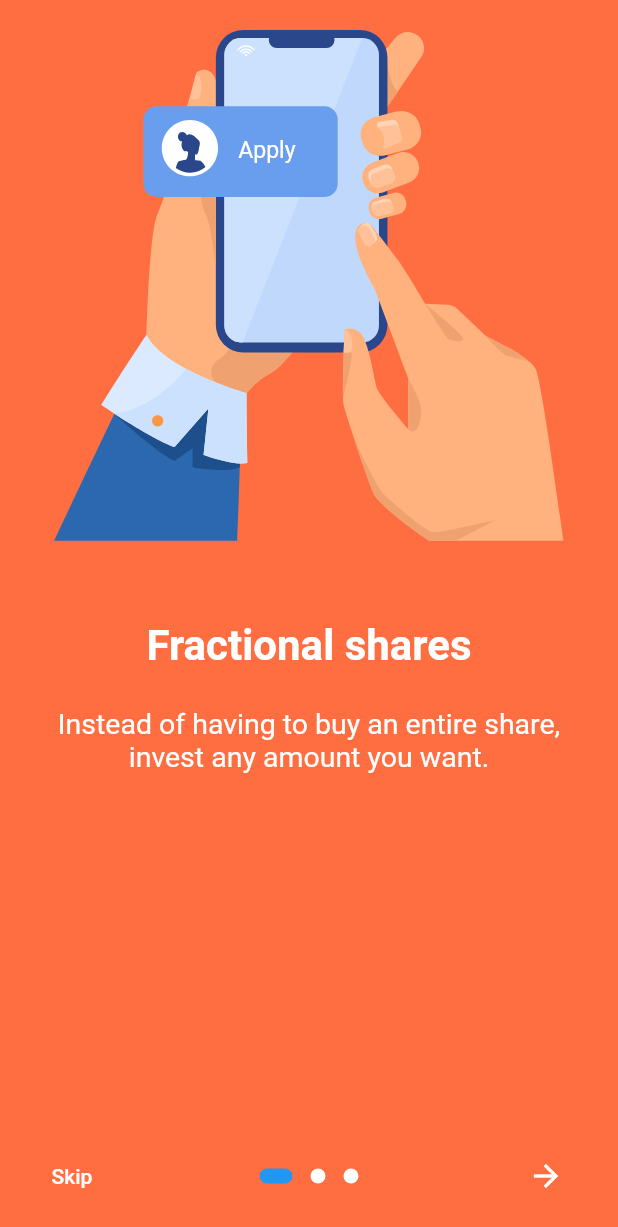
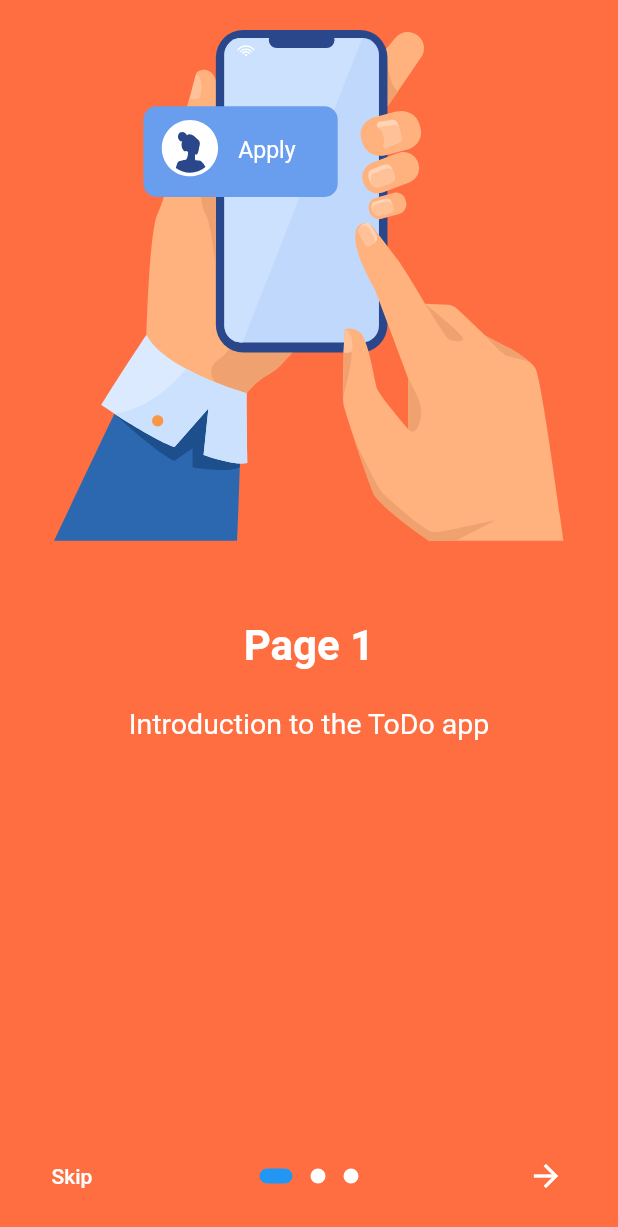
Before and after one commit to VinayBorkar/assignment_project, a Flutter app: the screen it shows after launch, on a phone screen of 412 x 824 dp. Shown: the top 1227 px of the screen. Run offline on Flutter 3.47's test engine with Material 2 defaults, Android fonts, the light colour scheme and no system bars; drawn by our look-alikes of introduction_screen; our stand-ins replace date_format, flutter_slidable, flutter_svg; missing offline and left inert: notification_permissions.

Commit message:
removed commented codes

```diff
--- a/lib/screens/initial_screen.dart
+++ b/lib/screens/initial_screen.dart
@@ -59,7 +59,6 @@ class _InitialScreenState extends State<InitialScreen> {
         firstDate: DateTime(2015),
         lastDate: DateTime(2101));
     if (picked != null) {
-      print(picked);
       _selectTime(context);
       setState(() {
         selectedDate = picked;
@@ -128,7 +127,7 @@ class _InitialScreenState extends State<InitialScreen> {
                       children: [
                         SlidableAction(
                           onPressed: doNothing,
-                          icon: Icons.accessible_forward_sharp,
+                          icon: Icons.arrow_forward_outlined,
                           foregroundColor: Colors.green,
                           backgroundColor: Colors.black,
                         )
--- a/lib/screens/intro_screen.dart
+++ b/lib/screens/intro_screen.dart
@@ -13,18 +13,13 @@ class IntroScreen extends StatefulWidget {
 class _IntroScreenState extends State<IntroScreen> {
   PageDecoration pageDecoration = const PageDecoration(
     titleTextStyle: TextStyle(
-        fontSize: 28.0,
-        fontWeight: FontWeight.w700,
-        color: Colors.white), //tile font size, weight and color
+        fontSize: 28.0, fontWeight: FontWeight.w700, color: Colors.white),
     bodyTextStyle: TextStyle(fontSize: 19.0, color: Colors.white),
-    //body text size and color
     descriptionPadding: EdgeInsets.fromLTRB(16.0, 0.0, 16.0, 16.0),
-    //decription padding
-    imagePadding: EdgeInsets.all(20), //image padding
+    imagePadding: EdgeInsets.all(20),
   );
 
   Widget introImage(String assetName) {
-    //widget to show intro image
     return Align(
       child: SvgPicture.asset(assetName, width: 350.0),
       alignment: Alignment.bottomCenter,
@@ -36,8 +31,6 @@ class _IntroScreenState extends State<IntroScreen> {
         MaterialPageRoute(builder: (context) {
       return InitialScreen();
     }), (Route<dynamic> route) => false);
-    //Navigate to home page and remove the intro screen history
-    //so that "Back" button wont work.
   }
 
   @override
@@ -45,36 +38,28 @@ class _IntroScreenState extends State<IntroScreen> {
     return IntroductionScreen(
       key: UniqueKey(),
       globalBackgroundColor: Colors.deepOrangeAccent,
-      //main background of screen
       pages: [
-        //set your page view here
         PageViewModel(
-          title: "Fractional shares",
-          body:
-              "Instead of having to buy an entire share, invest any amount you want.",
+          title: "Page 1",
+          body: "Introduction to the ToDo app",
           image: introImage('assets/onboarding_1.svg'),
           decoration: pageDecoration,
         ),
         PageViewModel(
-          title: "Fractional shares",
-          body:
-              "Instead of having to buy an entire share, invest any amount you want.",
+          title: "Page 2",
+          body: "Introduction to the ToDo app",
           image: introImage('assets/onboarding_2.svg'),
           decoration: pageDecoration,
         ),
         PageViewModel(
-          title: "Fractional shares",
-          body:
-              "Instead of having to buy an entire share, invest any amount you want.",
+          title: "Page 3",
+          body: "Introduction to the ToDo app",
           image: introImage('assets/onboarding_3.svg'),
           decoration: pageDecoration,
         ),
-
-        //add more screen here
       ],
-
-      onDone: () => goHomepage(context), //go to home page on done
-      onSkip: () => goHomepage(context), // You can override on skip
+      onDone: () => goHomepage(context),
+      onSkip: () => goHomepage(context),
       showSkipButton: true,
       skipFlex: 0,
       nextFlex: 0,
@@ -91,12 +76,10 @@ class _IntroScreenState extends State<IntroScreen> {
         style: TextStyle(fontWeight: FontWeight.w600, color: Colors.white),
       ),
       dotsDecorator: const DotsDecorator(
-        size: Size(10.0, 10.0), //size of dots
-        color: Colors.white, //color of dots
+        size: Size(10.0, 10.0),
+        color: Colors.white,
         activeSize: Size(22.0, 10.0),
-        //activeColor: Colors.white, //color of active dot
         activeShape: RoundedRectangleBorder(
-          //shave of active dot
           borderRadius: BorderRadius.all(Radius.circular(25.0)),
         ),
       ),
```
